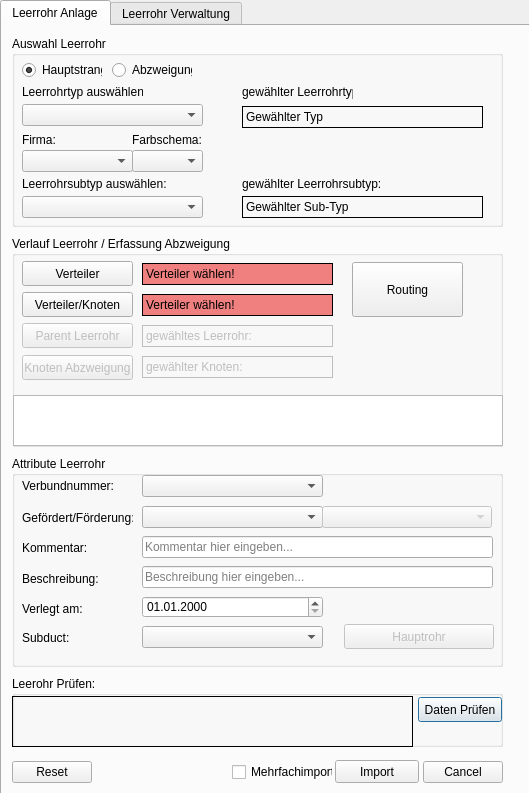
The window that tools/leerrohr_verlegen/leerrohr_verlegen_dialog_base.ui (geoKjack/Toolbox_SiegeleCO) describes before a commit, drawn with Qt 5.
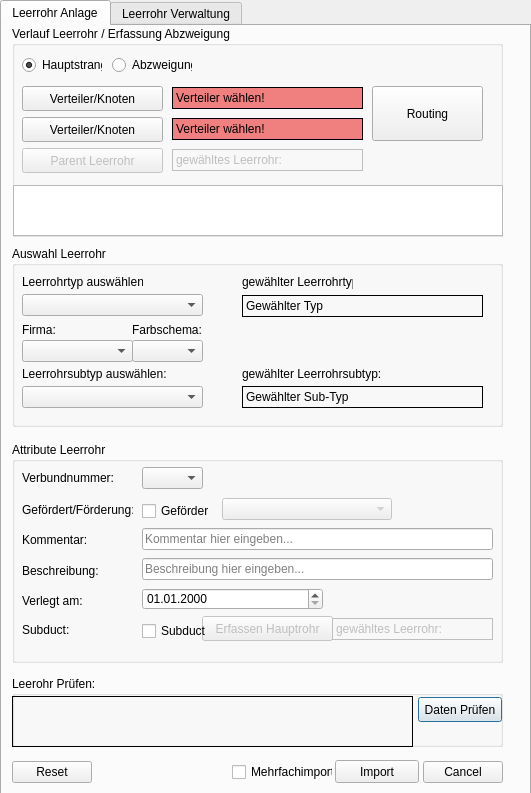
The same window after the commit. Custom widgets are drawn as their Qt base class.

Commit message: Zwischenstand beim Debugging und Ausbau bzgl Abzweigung; Auch das UI wurde leicht angepasst...

What changed in the file:
```diff
--- a/tools/leerrohr_verlegen/leerrohr_verlegen_dialog_base.ui
+++ b/tools/leerrohr_verlegen/leerrohr_verlegen_dialog_base.ui
@@ -6,7 +6,7 @@
    <rect>
     <x>0</x>
     <y>0</y>
-    <width>529</width>
+    <width>531</width>
     <height>793</height>
    </rect>
   </property>
@@ -114,9 +114,9 @@
      <property name="geometry">
       <rect>
        <x>10</x>
-       <y>430</y>
+       <y>416</y>
        <width>491</width>
-       <height>211</height>
+       <height>221</height>
       </rect>
      </property>
      <property name="title">
@@ -126,7 +126,7 @@
       <property name="geometry">
        <rect>
         <x>10</x>
-        <y>84</y>
+        <y>90</y>
         <width>101</width>
         <height>16</height>
        </rect>
@@ -139,7 +139,7 @@
       <property name="geometry">
        <rect>
         <x>10</x>
-        <y>20</y>
+        <y>26</y>
         <width>111</width>
         <height>20</height>
        </rect>
@@ -152,8 +152,8 @@
       <property name="geometry">
        <rect>
         <x>130</x>
-        <y>19</y>
-        <width>181</width>
+        <y>25</y>
+        <width>61</width>
         <height>22</height>
        </rect>
       </property>
@@ -162,7 +162,7 @@
       <property name="geometry">
        <rect>
         <x>10</x>
-        <y>54</y>
+        <y>60</y>
         <width>111</width>
         <height>16</height>
        </rect>
@@ -171,21 +171,11 @@
        <string>Gefördert/Förderung:</string>
       </property>
      </widget>
-     <widget class="QComboBox" name="comboBox_Gefoerdert">
-      <property name="geometry">
-       <rect>
-        <x>130</x>
-        <y>50</y>
-        <width>181</width>
-        <height>22</height>
-       </rect>
-      </property>
-     </widget>
      <widget class="QLabel" name="label_14">
       <property name="geometry">
        <rect>
         <x>10</x>
-        <y>115</y>
+        <y>121</y>
         <width>121</width>
         <height>16</height>
        </rect>
@@ -198,7 +188,7 @@
       <property name="geometry">
        <rect>
         <x>130</x>
-        <y>80</y>
+        <y>86</y>
         <width>351</width>
         <height>22</height>
        </rect>
@@ -214,7 +204,7 @@
       <property name="geometry">
        <rect>
         <x>130</x>
-        <y>110</y>
+        <y>116</y>
         <width>351</width>
         <height>22</height>
        </rect>
@@ -230,7 +220,7 @@
       <property name="geometry">
        <rect>
         <x>130</x>
-        <y>140</y>
+        <y>146</y>
         <width>181</width>
         <height>22</height>
        </rect>
@@ -243,7 +233,7 @@
       <property name="geometry">
        <rect>
         <x>10</x>
-        <y>145</y>
+        <y>151</y>
         <width>121</width>
         <height>16</height>
        </rect>
@@ -256,7 +246,7 @@
       <property name="geometry">
        <rect>
         <x>10</x>
-        <y>174</y>
+        <y>180</y>
         <width>111</width>
         <height>16</height>
        </rect>
@@ -265,30 +255,20 @@
        <string>Subduct:</string>
       </property>
      </widget>
-     <widget class="QComboBox" name="comboBox_Subduct">
-      <property name="geometry">
-       <rect>
-        <x>130</x>
-        <y>170</y>
-        <width>181</width>
-        <height>22</height>
-       </rect>
-      </property>
-     </widget>
      <widget class="QPushButton" name="pushButton_subduct">
       <property name="enabled">
        <bool>false</bool>
       </property>
       <property name="geometry">
        <rect>
-        <x>332</x>
-        <y>168</y>
-        <width>150</width>
+        <x>190</x>
+        <y>174</y>
+        <width>131</width>
         <height>25</height>
        </rect>
       </property>
       <property name="text">
-       <string>Hauptrohr</string>
+       <string>Erfassen Hauptrohr</string>
       </property>
      </widget>
      <widget class="QComboBox" name="comboBox_Foerderung">
@@ -297,19 +277,64 @@
       </property>
       <property name="geometry">
        <rect>
-        <x>310</x>
-        <y>50</y>
+        <x>210</x>
+        <y>56</y>
         <width>170</width>
         <height>22</height>
        </rect>
       </property>
      </widget>
+     <widget class="QCheckBox" name="checkBox_Foerderung">
+      <property name="geometry">
+       <rect>
+        <x>130</x>
+        <y>60</y>
+        <width>67</width>
+        <height>18</height>
+       </rect>
+      </property>
+      <property name="text">
+       <string>Gefördert</string>
+      </property>
+     </widget>
+     <widget class="QCheckBox" name="checkBox_Subduct">
+      <property name="geometry">
+       <rect>
+        <x>130</x>
+        <y>180</y>
+        <width>67</width>
+        <height>18</height>
+       </rect>
+      </property>
+      <property name="text">
+       <string>Subduct</string>
+      </property>
+     </widget>
+     <widget class="QLabel" name="label_Subduct">
+      <property name="enabled">
+       <bool>false</bool>
+      </property>
+      <property name="geometry">
+       <rect>
+        <x>320</x>
+        <y>176</y>
+        <width>161</width>
+        <height>22</height>
+       </rect>
+      </property>
+      <property name="frameShape">
+       <enum>QFrame::Box</enum>
+      </property>
+      <property name="text">
+       <string>gewähltes Leerrohr:   </string>
+      </property>
+     </widget>
     </widget>
     <widget class="QGroupBox" name="groupBox">
      <property name="geometry">
       <rect>
        <x>10</x>
-       <y>210</y>
+       <y>0</y>
        <width>491</width>
        <height>211</height>
       </rect>
@@ -321,8 +346,8 @@
       <property name="geometry">
        <rect>
         <x>10</x>
-        <y>56</y>
-        <width>111</width>
+        <y>91</y>
+        <width>141</width>
         <height>25</height>
        </rect>
       </property>
@@ -334,13 +359,13 @@
       <property name="geometry">
        <rect>
         <x>10</x>
-        <y>25</y>
-        <width>111</width>
+        <y>60</y>
+        <width>141</width>
         <height>25</height>
        </rect>
       </property>
       <property name="text">
-       <string>Verteiler</string>
+       <string>Verteiler/Knoten</string>
       </property>
      </widget>
      <widget class="QPushButton" name="pushButton_Parent_Leerrohr">
@@ -350,8 +375,8 @@
       <property name="geometry">
        <rect>
         <x>10</x>
-        <y>87</y>
-        <width>111</width>
+        <y>122</y>
+        <width>141</width>
         <height>25</height>
        </rect>
       </property>
@@ -369,27 +394,11 @@
        </rect>
       </property>
      </widget>
-     <widget class="QPushButton" name="pushButton_Knoten_Abzweigung">
-      <property name="enabled">
-       <bool>false</bool>
-      </property>
-      <property name="geometry">
-       <rect>
-        <x>10</x>
-        <y>119</y>
-        <width>111</width>
-        <height>25</height>
-       </rect>
-      </property>
-      <property name="text">
-       <string>Knoten Abzweigung</string>
-      </property>
-     </widget>
      <widget class="QLabel" name="label_gewaehlter_verteiler">
       <property name="geometry">
        <rect>
-        <x>130</x>
-        <y>27</y>
+        <x>160</x>
+        <y>61</y>
         <width>191</width>
         <height>22</height>
        </rect>
@@ -416,33 +425,14 @@
        <string>Verteiler wählen!</string>
       </property>
      </widget>
-     <widget class="QLabel" name="label_Knoten_Abzweigung">
-      <property name="enabled">
-       <bool>false</bool>
-      </property>
-      <property name="geometry">
-       <rect>
-        <x>130</x>
-        <y>120</y>
-        <width>191</width>
-        <height>22</height>
-       </rect>
-      </property>
-      <property name="frameShape">
-       <enum>QFrame::Box</enum>
-      </property>
-      <property name="text">
-       <string>gewählter Knoten:    </string>
-      </property>
-     </widget>
      <widget class="QLabel" name="label_Parent_Leerrohr">
       <property name="enabled">
        <bool>false</bool>
       </property>
       <property name="geometry">
        <rect>
-        <x>130</x>
-        <y>89</y>
+        <x>160</x>
+        <y>123</y>
         <width>191</width>
         <height>22</height>
        </rect>
@@ -457,8 +447,8 @@
      <widget class="QLabel" name="label_gewaehlter_verteiler_2">
       <property name="geometry">
        <rect>
-        <x>130</x>
-        <y>58</y>
+        <x>160</x>
+        <y>92</y>
         <width>191</width>
         <height>22</height>
        </rect>
@@ -476,8 +466,8 @@
      <widget class="QPushButton" name="pushButton_routing">
       <property name="geometry">
        <rect>
-        <x>340</x>
-        <y>26</y>
+        <x>360</x>
+        <y>60</y>
         <width>111</width>
         <height>55</height>
        </rect>
@@ -486,14 +476,55 @@
        <string>Routing</string>
       </property>
      </widget>
+     <widget class="QRadioButton" name="radioButton_Abzweigung">
+      <property name="geometry">
+       <rect>
+        <x>100</x>
+        <y>30</y>
+        <width>80</width>
+        <height>18</height>
+       </rect>
+      </property>
+      <property name="text">
+       <string>Abzweigung</string>
+      </property>
+      <property name="radio" stdset="0">
+       <string/>
+      </property>
+      <attribute name="buttonGroup">
+       <string notr="true">buttonGroup</string>
+      </attribute>
+     </widget>
+     <widget class="QRadioButton" name="radioButton_Hauptstrang">
+      <property name="geometry">
+       <rect>
+        <x>10</x>
+        <y>30</y>
+        <width>80</width>
+        <height>18</height>
+       </rect>
+      </property>
+      <property name="text">
+       <string>Hauptstrang</string>
+      </property>
+      <property name="checked">
+       <bool>true</bool>
+      </property>
+      <property name="radio" stdset="0">
+       <string/>
+      </property>
+      <attribute name="buttonGroup">
+       <string notr="true">buttonGroup</string>
+      </attribute>
+     </widget>
     </widget>
     <widget class="QGroupBox" name="groupBox_4">
      <property name="geometry">
       <rect>
        <x>10</x>
-       <y>10</y>
+       <y>220</y>
        <width>491</width>
-       <height>191</height>
+       <height>181</height>
       </rect>
      </property>
      <property name="title">
@@ -503,7 +534,7 @@
       <property name="geometry">
        <rect>
         <x>10</x>
-        <y>48</y>
+        <y>28</y>
         <width>121</width>
         <height>16</height>
        </rect>
@@ -516,7 +547,7 @@
       <property name="geometry">
        <rect>
         <x>10</x>
-        <y>68</y>
+        <y>48</y>
         <width>181</width>
         <height>22</height>
        </rect>
@@ -526,7 +557,7 @@
       <property name="geometry">
        <rect>
         <x>230</x>
-        <y>48</y>
+        <y>28</y>
         <width>111</width>
         <height>16</height>
        </rect>
@@ -539,7 +570,7 @@
       <property name="geometry">
        <rect>
         <x>10</x>
-        <y>160</y>
+        <y>140</y>
         <width>181</width>
         <height>22</height>
        </rect>
@@ -549,7 +580,7 @@
       <property name="geometry">
        <rect>
         <x>230</x>
-        <y>140</y>
+        <y>120</y>
         <width>141</width>
         <height>16</height>
        </rect>
@@ -562,7 +593,7 @@
       <property name="geometry">
        <rect>
         <x>10</x>
-        <y>140</y>
+        <y>120</y>
         <width>161</width>
         <height>16</height>
        </rect>
@@ -571,52 +602,11 @@
        <string>Leerrohrsubtyp auswählen:</string>
       </property>
      </widget>
-     <widget class="QRadioButton" name="radioButton_Hauptstrang">
-      <property name="geometry">
-       <rect>
-        <x>10</x>
-        <y>25</y>
-        <width>80</width>
-        <height>18</height>
-       </rect>
-      </property>
-      <property name="text">
-       <string>Hauptstrang</string>
-      </property>
-      <property name="checked">
-       <bool>true</bool>
-      </property>
-      <property name="radio" stdset="0">
-       <string/>
-      </property>
-      <attribute name="buttonGroup">
-       <string notr="true">buttonGroup</string>
-      </attribute>
-     </widget>
-     <widget class="QRadioButton" name="radioButton_Abzweigung">
-      <property name="geometry">
-       <rect>
-        <x>100</x>
-        <y>25</y>
-        <width>80</width>
-        <height>18</height>
-       </rect>
-      </property>
-      <property name="text">
-       <string>Abzweigung</string>
-      </property>
-      <property name="radio" stdset="0">
-       <string/>
-      </property>
-      <attribute name="buttonGroup">
-       <string notr="true">buttonGroup</string>
-      </attribute>
-     </widget>
      <widget class="QLabel" name="label_16">
       <property name="geometry">
        <rect>
         <x>120</x>
-        <y>94</y>
+        <y>74</y>
         <width>111</width>
         <height>20</height>
        </rect>
@@ -629,7 +619,7 @@
       <property name="geometry">
        <rect>
         <x>120</x>
-        <y>114</y>
+        <y>94</y>
         <width>71</width>
         <height>22</height>
        </rect>
@@ -639,7 +629,7 @@
       <property name="geometry">
        <rect>
         <x>10</x>
-        <y>114</y>
+        <y>94</y>
         <width>111</width>
         <height>22</height>
        </rect>
@@ -649,7 +639,7 @@
       <property name="geometry">
        <rect>
         <x>10</x>
-        <y>94</y>
+        <y>74</y>
         <width>111</width>
         <height>20</height>
        </rect>
@@ -662,7 +652,7 @@
       <property name="geometry">
        <rect>
         <x>230</x>
-        <y>70</y>
+        <y>49</y>
         <width>241</width>
         <height>22</height>
        </rect>
@@ -678,7 +668,7 @@
       <property name="geometry">
        <rect>
         <x>230</x>
-        <y>160</y>
+        <y>140</y>
         <width>241</width>
         <height>22</height>
        </rect>
```
The commit also changes 3 other files.
